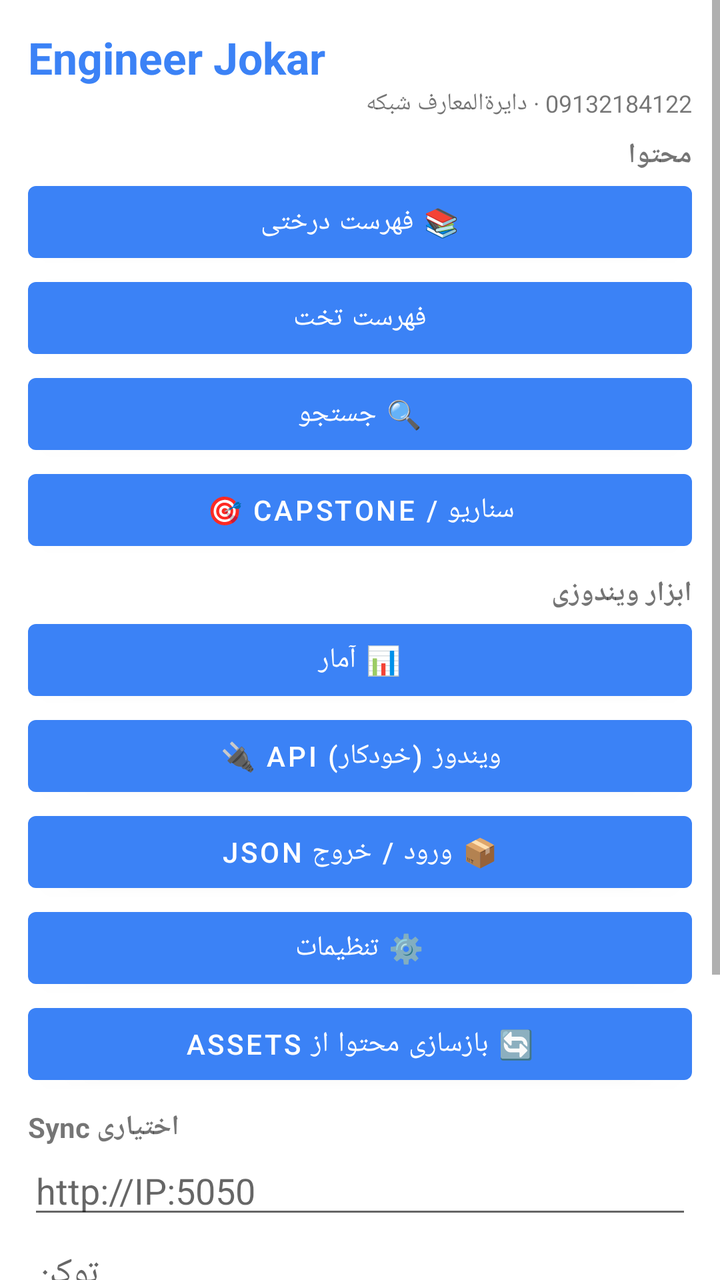
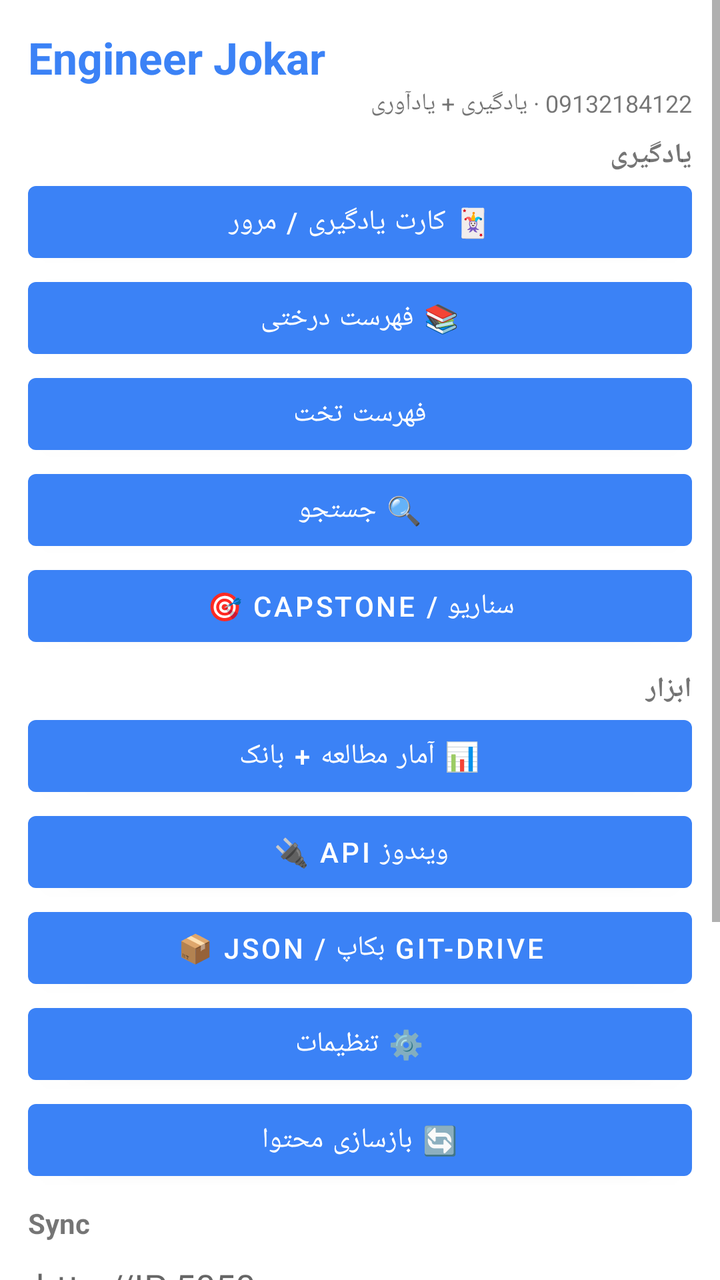

Compare the two renders of this Android layout. The source of the first and the diff that turns it into the second are given below.
<!-- AndroidManifest.xml: application theme Theme.NetEnc -->
<!-- res/layout/activity_main.xml -->
<?xml version="1.0" encoding="utf-8"?>
<ScrollView xmlns:android="http://schemas.android.com/apk/res/android"
    android:layout_width="match_parent"
    android:layout_height="match_parent"
    android:fillViewport="true">

    <LinearLayout
        android:layout_width="match_parent"
        android:layout_height="wrap_content"
        android:orientation="vertical"
        android:padding="14dp"
        android:layoutDirection="rtl">

        <TextView
            android:layout_width="match_parent"
            android:layout_height="wrap_content"
            android:text="Engineer Jokar"
            android:textSize="22sp"
            android:textStyle="bold"
            android:textColor="#3B82F6" />

        <TextView
            android:layout_width="match_parent"
            android:layout_height="wrap_content"
            android:text="09132184122 · دایرةالمعارف شبکه"
            android:textSize="12sp"
            android:paddingBottom="8dp" />

        <TextView android:layout_width="match_parent" android:layout_height="wrap_content" android:text="محتوا" android:textStyle="bold" />
        <Button android:id="@+id/btnTree" android:layout_width="match_parent" android:layout_height="wrap_content" android:text="📚 فهرست درختی" />
        <Button android:id="@+id/btnCatalog" android:layout_width="match_parent" android:layout_height="wrap_content" android:text="فهرست تخت" />
        <Button android:id="@+id/btnSearch" android:layout_width="match_parent" android:layout_height="wrap_content" android:text="🔍 جستجو" />
        <Button android:id="@+id/btnScenarios" android:layout_width="match_parent" android:layout_height="wrap_content" android:text="🎯 Capstone / سناریو" />

        <TextView android:layout_width="match_parent" android:layout_height="wrap_content" android:text="ابزار ویندوزی" android:textStyle="bold" android:paddingTop="8dp" />
        <Button android:id="@+id/btnStats" android:layout_width="match_parent" android:layout_height="wrap_content" android:text="📊 آمار" />
        <Button android:id="@+id/btnApi" android:layout_width="match_parent" android:layout_height="wrap_content" android:text="🔌 API ویندوز (خودکار)" />
        <Button android:id="@+id/btnJson" android:layout_width="match_parent" android:layout_height="wrap_content" android:text="📦 ورود / خروج JSON" />
        <Button android:id="@+id/btnSettings" android:layout_width="match_parent" android:layout_height="wrap_content" android:text="⚙️ تنظیمات" />
        <Button android:id="@+id/btnReseed" android:layout_width="match_parent" android:layout_height="wrap_content" android:text="🔄 بازسازی محتوا از assets" />

        <TextView android:layout_width="match_parent" android:layout_height="wrap_content" android:text="Sync اختیاری" android:textStyle="bold" android:paddingTop="8dp" />
        <EditText android:id="@+id/hostInput" android:layout_width="match_parent" android:layout_height="wrap_content" android:hint="http://IP:5050" android:inputType="textUri" android:layoutDirection="ltr" android:textAlignment="viewStart" />
        <EditText android:id="@+id/tokenInput" android:layout_width="match_parent" android:layout_height="wrap_content" android:hint="توکن" android:inputType="textPassword" />
        <LinearLayout android:layout_width="match_parent" android:layout_height="wrap_content" android:orientation="horizontal">
            <Button android:id="@+id/btnHello" android:layout_width="0dp" android:layout_height="wrap_content" android:layout_weight="1" android:text="اتصال" />
            <Button android:id="@+id/btnSync" android:layout_width="0dp" android:layout_height="wrap_content" android:layout_weight="1" android:text="همگام‌سازی" />
        </LinearLayout>
        <Button android:id="@+id/btnOpenWeb" android:layout_width="match_parent" android:layout_height="wrap_content" android:text="🌐 وب ویندوز" />
        <Button android:id="@+id/btnAbout" android:layout_width="match_parent" android:layout_height="wrap_content" android:text="ℹ️ درباره" />

        <TextView android:id="@+id/logView" android:layout_width="match_parent" android:layout_height="wrap_content" android:paddingTop="10dp" android:textIsSelectable="true" android:textSize="12sp" android:typeface="monospace" android:text="…" />
    </LinearLayout>
</ScrollView>
<!-- resources referenced by this layout -->
<resources>
  <style name="Theme.NetEnc" parent="Theme.MaterialComponents.DayNight.DarkActionBar">
          <item name="colorPrimary">#3B82F6</item>
          <item name="colorPrimaryVariant">#1E3A5F</item>
          <item name="colorOnPrimary">#FFFFFF</item>
          <item name="android:statusBarColor">#0F1419</item>
      </style>
</resources>

<!-- the commit's change to res/layout/activity_main.xml (unified diff, before → after) -->
@@ -11,35 +11,24 @@
         android:padding="14dp"
         android:layoutDirection="rtl">
 
-        <TextView
-            android:layout_width="match_parent"
-            android:layout_height="wrap_content"
-            android:text="Engineer Jokar"
-            android:textSize="22sp"
-            android:textStyle="bold"
-            android:textColor="#3B82F6" />
+        <TextView android:layout_width="match_parent" android:layout_height="wrap_content" android:text="Engineer Jokar" android:textSize="22sp" android:textStyle="bold" android:textColor="#3B82F6" />
+        <TextView android:layout_width="match_parent" android:layout_height="wrap_content" android:text="09132184122 · یادگیری + یادآوری" android:textSize="12sp" android:paddingBottom="8dp" />
 
-        <TextView
-            android:layout_width="match_parent"
-            android:layout_height="wrap_content"
-            android:text="09132184122 · دایرةالمعارف شبکه"
-            android:textSize="12sp"
-            android:paddingBottom="8dp" />
-
-        <TextView android:layout_width="match_parent" android:layout_height="wrap_content" android:text="محتوا" android:textStyle="bold" />
+        <TextView android:layout_width="match_parent" android:layout_height="wrap_content" android:text="یادگیری" android:textStyle="bold" />
+        <Button android:id="@+id/btnFlash" android:layout_width="match_parent" android:layout_height="wrap_content" android:text="🃏 کارت یادگیری / مرور" />
         <Button android:id="@+id/btnTree" android:layout_width="match_parent" android:layout_height="wrap_content" android:text="📚 فهرست درختی" />
         <Button android:id="@+id/btnCatalog" android:layout_width="match_parent" android:layout_height="wrap_content" android:text="فهرست تخت" />
         <Button android:id="@+id/btnSearch" android:layout_width="match_parent" android:layout_height="wrap_content" android:text="🔍 جستجو" />
         <Button android:id="@+id/btnScenarios" android:layout_width="match_parent" android:layout_height="wrap_content" android:text="🎯 Capstone / سناریو" />
 
-        <TextView android:layout_width="match_parent" android:layout_height="wrap_content" android:text="ابزار ویندوزی" android:textStyle="bold" android:paddingTop="8dp" />
-        <Button android:id="@+id/btnStats" android:layout_width="match_parent" android:layout_height="wrap_content" android:text="📊 آمار" />
-        <Button android:id="@+id/btnApi" android:layout_width="match_parent" android:layout_height="wrap_content" android:text="🔌 API ویندوز (خودکار)" />
-        <Button android:id="@+id/btnJson" android:layout_width="match_parent" android:layout_height="wrap_content" android:text="📦 ورود / خروج JSON" />
+        <TextView android:layout_width="match_parent" android:layout_height="wrap_content" android:text="ابزار" android:textStyle="bold" android:paddingTop="8dp" />
+        <Button android:id="@+id/btnStats" android:layout_width="match_parent" android:layout_height="wrap_content" android:text="📊 آمار مطالعه + بانک" />
+        <Button android:id="@+id/btnApi" android:layout_width="match_parent" android:layout_height="wrap_content" android:text="🔌 API ویندوز" />
+        <Button android:id="@+id/btnJson" android:layout_width="match_parent" android:layout_height="wrap_content" android:text="📦 JSON / بکاپ Git-Drive" />
         <Button android:id="@+id/btnSettings" android:layout_width="match_parent" android:layout_height="wrap_content" android:text="⚙️ تنظیمات" />
-        <Button android:id="@+id/btnReseed" android:layout_width="match_parent" android:layout_height="wrap_content" android:text="🔄 بازسازی محتوا از assets" />
+        <Button android:id="@+id/btnReseed" android:layout_width="match_parent" android:layout_height="wrap_content" android:text="🔄 بازسازی محتوا" />
 
-        <TextView android:layout_width="match_parent" android:layout_height="wrap_content" android:text="Sync اختیاری" android:textStyle="bold" android:paddingTop="8dp" />
+        <TextView android:layout_width="match_parent" android:layout_height="wrap_content" android:text="Sync" android:textStyle="bold" android:paddingTop="8dp" />
         <EditText android:id="@+id/hostInput" android:layout_width="match_parent" android:layout_height="wrap_content" android:hint="http://IP:5050" android:inputType="textUri" android:layoutDirection="ltr" android:textAlignment="viewStart" />
         <EditText android:id="@+id/tokenInput" android:layout_width="match_parent" android:layout_height="wrap_content" android:hint="توکن" android:inputType="textPassword" />
         <LinearLayout android:layout_width="match_parent" android:layout_height="wrap_content" android:orientation="horizontal">
